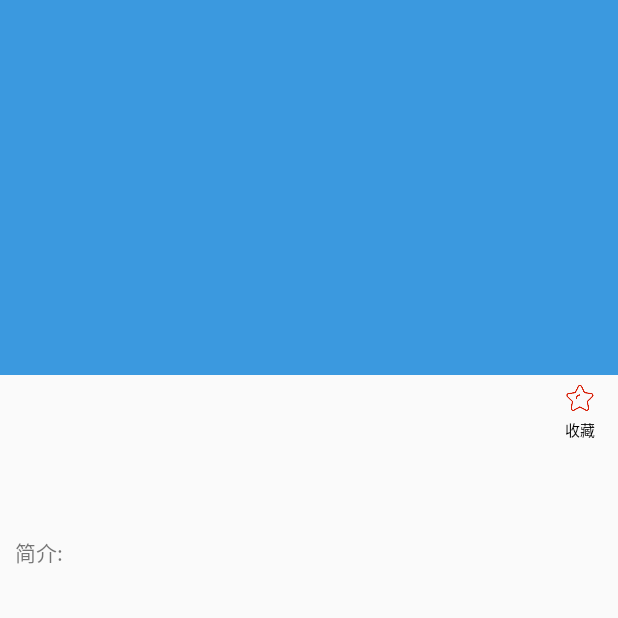
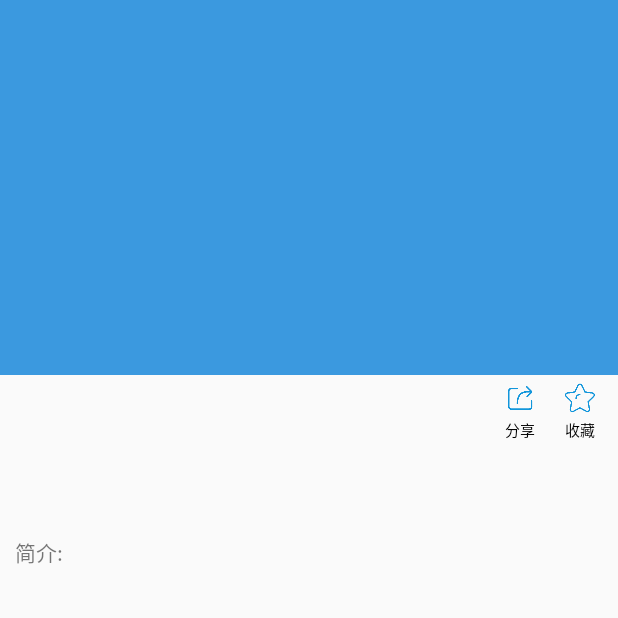
Before and after one commit to sayid0927/tt, an Android app: the ViewBoxActivity screen opened directly, with no data from a screen before it, on a phone screen of 412 x 824 dp, the top half of it. Run offline under Robolectric (Android 15) with nearby library versions, the phone set to English and light mode, and no system bars; our stand-ins replace ButterKnife, Dagger/Hilt's generated code; libraries missing offline, so code that uses them is left out: com.blankj.utilcode, pub.devrel.easypermissions, retrofit2.adapter.rxjava, rx.android.schedulers, rx.schedulers and 1 more; 3 statements that could not run were skipped.

Commit message:
Initial commit

```diff
--- a/app/src/main/java/com/wemgmemgfang/bt/base/BaseApplication.java
+++ b/app/src/main/java/com/wemgmemgfang/bt/base/BaseApplication.java
@@ -59,6 +59,8 @@ public class BaseApplication extends Application {
 //        UMShareHelper.init(this);
 //        UmengUtil.UmengUtilInit(this);
 //        UmengUtil.onEvent("phoneInfo");
+
+
     }
 
     private void initCompoent() {
--- a/app/src/main/java/com/wemgmemgfang/bt/ui/activity/ViewBoxActivity.java
+++ b/app/src/main/java/com/wemgmemgfang/bt/ui/activity/ViewBoxActivity.java
@@ -12,7 +12,6 @@ import android.support.v7.widget.RecyclerView;
 import android.support.v7.widget.Toolbar;
 import android.util.Log;
 import android.view.View;
-import android.view.WindowManager;
 import android.widget.ImageView;
 import android.widget.LinearLayout;
 import android.widget.TextView;
@@ -20,6 +19,7 @@ import android.widget.TextView;
 import com.blankj.utilcode.utils.FileUtils;
 import com.blankj.utilcode.utils.ToastUtils;
 import com.blankj.utilcode.utils.ZipUtils;
+import com.umeng.socialize.bean.SHARE_MEDIA;
 import com.wemgmemgfang.bt.R;
 import com.wemgmemgfang.bt.base.BaseActivity;
 import com.wemgmemgfang.bt.bean.DownHrefBean;
@@ -33,10 +33,12 @@ import com.wemgmemgfang.bt.entity.DownVideoInfo;
 import com.wemgmemgfang.bt.presenter.contract.ViewBoxContract;
 import com.wemgmemgfang.bt.presenter.impl.ViewBoxPresenter;
 import com.wemgmemgfang.bt.ui.adapter.Home_Title_Play_Adapter;
+import com.wemgmemgfang.bt.utils.Defaultcontent;
 import com.wemgmemgfang.bt.utils.DeviceUtils;
 import com.wemgmemgfang.bt.utils.DownLoadHelper;
 import com.wemgmemgfang.bt.utils.GreenDaoUtil;
 import com.wemgmemgfang.bt.utils.ImgLoadUtils;
+import com.wemgmemgfang.bt.utils.ShareUtils;
 import com.wemgmemgfang.bt.utils.UmengUtil;
 
 import java.io.File;
@@ -92,6 +94,8 @@ public class ViewBoxActivity extends BaseActivity implements ViewBoxContract.Vie
     Toolbar toolbar;
     @BindView(R.id.collapsing_toolbar_layout)
     CollapsingToolbarLayout collapsingToolbarLayout;
+    @BindView(R.id.ll_share)
+    LinearLayout llShare;
 
     private String hrefUrl;
     private DownHrefBean downHrefBean;
@@ -275,12 +279,16 @@ public class ViewBoxActivity extends BaseActivity implements ViewBoxContract.Vie
     }
 
 
-    @OnClick({R.id.llRight})
+    @OnClick({R.id.llRight,R.id.ll_share})
     public void onViewClicked(View view) {
         switch (view.getId()) {
-//            case R.id.llExit:
-//                this.finish();
-//                break;
+            case R.id.ll_share:
+
+                ShareUtils.shareWeb(this, Defaultcontent.url, Defaultcontent.title
+                        , Defaultcontent.text, Defaultcontent.imageurl, R.mipmap.cash, SHARE_MEDIA.WEIXIN
+                );
+
+                break;
 
             case R.id.llRight:
 
@@ -327,4 +335,10 @@ public class ViewBoxActivity extends BaseActivity implements ViewBoxContract.Vie
         ToastUtils.showLongToast("没有权限无法下载电影");
     }
 
+    @Override
+    protected void onCreate(Bundle savedInstanceState) {
+        super.onCreate(savedInstanceState);
+        // TODO: add setContentView(...) invocation
+        ButterKnife.bind(this);
+    }
 }
--- a/app/src/main/java/com/wemgmemgfang/bt/ui/fragment/MeFragment.java
+++ b/app/src/main/java/com/wemgmemgfang/bt/ui/fragment/MeFragment.java
@@ -22,6 +22,8 @@ import com.wemgmemgfang.bt.ui.activity.CollectionActivity;
 import com.wemgmemgfang.bt.ui.activity.DownListActivity;
 import com.wemgmemgfang.bt.ui.activity.FeedbackActivity;
 import com.wemgmemgfang.bt.ui.activity.MainActivity;
+import com.wemgmemgfang.bt.utils.Defaultcontent;
+import com.wemgmemgfang.bt.utils.ShareUtils;
 import com.wemgmemgfang.bt.utils.UmengUtil;
 
 import java.util.Map;
@@ -101,12 +103,10 @@ public class MeFragment extends BaseFragment {
                 MainActivity.mainActivity.killAll();
                 break;
             case R.id.ll_denglu:
-//                ToastUtils.showLongToast("暂不支持");
                 authorization(SHARE_MEDIA.WEIXIN);
                 break;
         }
     }
-
 
     private  static  String TAG = "MeFragment";
     //授权
@@ -135,6 +135,7 @@ public class MeFragment extends BaseFragment {
                 Toast.makeText(getActivity(), "name=" + name + ",gender=" + gender, Toast.LENGTH_SHORT).show();
 
                 //拿到信息去请求登录接口。。。
+
             }
 
             @Override
--- a/app/src/main/res/layout/activity_viewbox.xml
+++ b/app/src/main/res/layout/activity_viewbox.xml
@@ -78,7 +78,7 @@
                                 android:layout_centerVertical="true"
                                 android:layout_marginTop="10dp"
                                 android:text=""
-                                android:layout_toLeftOf="@+id/llRight"
+                                android:layout_toLeftOf="@+id/ll_share"
                                 android:layout_marginRight="8dp"
                                 android:textColor="@color/black"
                                 android:textSize="16sp" />
@@ -99,7 +99,7 @@
                                     android:layout_height="20dp"
                                     android:layout_alignParentRight="true"
                                     android:layout_centerVertical="true"
-                                    android:src="@mipmap/cc_ss" />
+                                    android:src="@mipmap/cc" />
 
 
                                 <TextView
@@ -110,6 +110,39 @@
                                     android:layout_below="@+id/iv"
                                     android:layout_marginTop="3dp"
                                     android:text="收藏"
+                                    android:textColor="@color/black"
+                                    android:textSize="10sp" />
+
+                            </LinearLayout>
+
+
+                            <LinearLayout
+                                android:layout_marginRight="20dp"
+                                android:layout_marginTop="5dp"
+                                android:gravity="center"
+                                android:id="@+id/ll_share"
+                                android:layout_width="wrap_content"
+                                android:layout_height="wrap_content"
+                                android:layout_toLeftOf="@+id/llRight"
+                                android:orientation="vertical">
+
+                                <ImageView
+                                    android:layout_gravity="center"
+                                    android:id="@+id/iv_share"
+                                    android:layout_width="20dp"
+                                    android:layout_height="20dp"
+                                    android:layout_centerVertical="true"
+                                    android:src="@mipmap/shear" />
+
+
+                                <TextView
+                                    android:id="@+id/tv_share"
+                                    android:layout_width="wrap_content"
+                                    android:layout_height="wrap_content"
+                                    android:layout_alignParentRight="true"
+                                    android:layout_below="@+id/iv"
+                                    android:layout_marginTop="3dp"
+                                    android:text="分享"
                                     android:textColor="@color/black"
                                     android:textSize="10sp" />
 
```
Also changed, not shown: app/src/main/java/com/wemgmemgfang/bt/ui/activity/DetailsActivity.java (+20 -8 lines), app/src/main/java/com/wemgmemgfang/bt/utils/Defaultcontent.java (added, +10 -0 lines), app/src/main/java/com/wemgmemgfang/bt/utils/ShareUtils.java (added, +89 -0 lines), app/src/main/res/layout/activity_details.xml (+33 -3 lines), app/src/main/res/mipmap-xhdpi/shear.png (added), app/src/main/res/mipmap-xxhdpi/shear.png (added).
